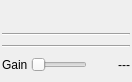
First picture: the form in plugins/samplesource/v4l-msi/v4lgui.ui, repository f4exb/sdrangel, before the edit.
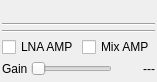
Second picture: the form after the edit. Custom widgets are drawn as their Qt base class.

What changed in the file:
```diff
--- a/plugins/samplesource/v4l-msi/v4lgui.ui
+++ b/plugins/samplesource/v4l-msi/v4lgui.ui
@@ -107,6 +107,24 @@
      </property>
     </widget>
    </item>
+   <item>
+    <layout class="QHBoxLayout" name="horizontalLayoutG">
+     <item>
+      <widget class="QCheckBox" name="checkBoxL">
+       <property name="text">
+        <string>LNA AMP</string>
+       </property>
+      </widget>
+     </item>
+     <item>
+      <widget class="QCheckBox" name="checkBoxM">
+       <property name="text">
+        <string>Mix AMP</string>
+       </property>
+      </widget>
+     </item>
+    </layout>
+   </item>
    <item>
     <layout class="QGridLayout" name="gridLayout_2">
      <property name="spacing">
@@ -126,18 +144,12 @@
       </widget>
      </item>
      <item row="0" column="1">
-      <widget class="QSlider" name="gain">
-       <property name="enabled">
-        <bool>false</bool>
-       </property>
+      <widget class="QSlider" name="ifgain">
        <property name="toolTip">
         <string>LNA amplification</string>
        </property>
        <property name="maximum">
-        <number>0</number>
-       </property>
-       <property name="pageStep">
-        <number>1</number>
+        <number>8</number>
        </property>
        <property name="orientation">
         <enum>Qt::Horizontal</enum>
```
Left out of the diff: 2 changed lines with no effect on the pictures.
